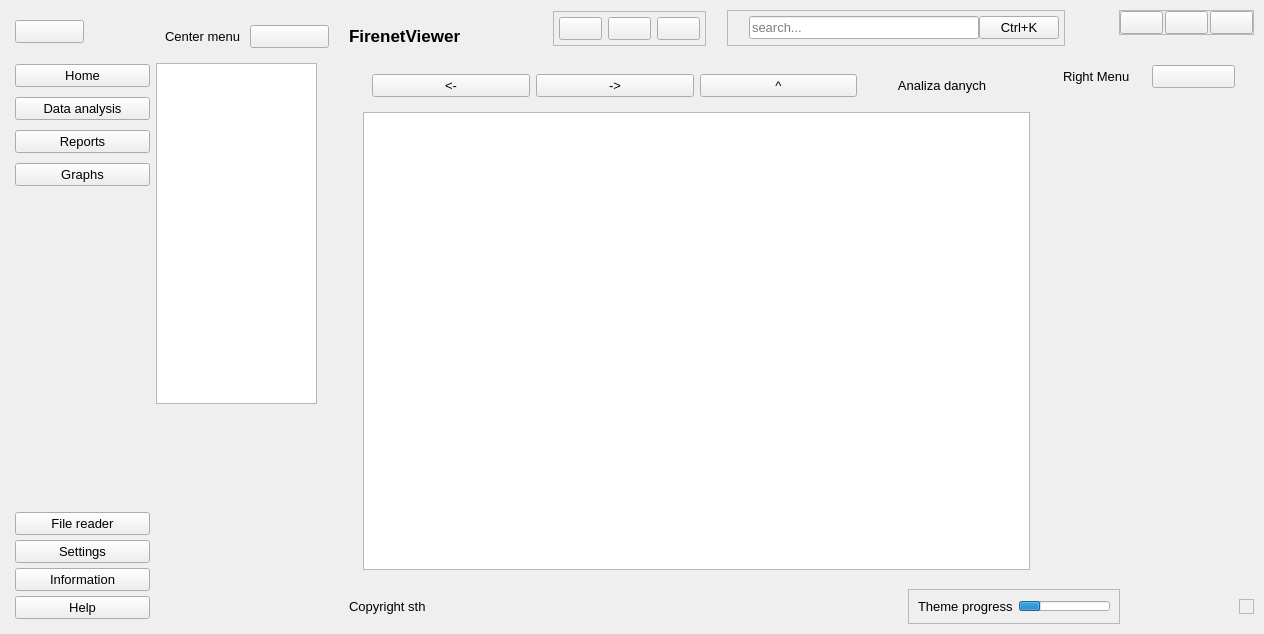
FireNetWCH/FirenetViewer, file generated-files/ui/new_interface.ui: the form before one commit.
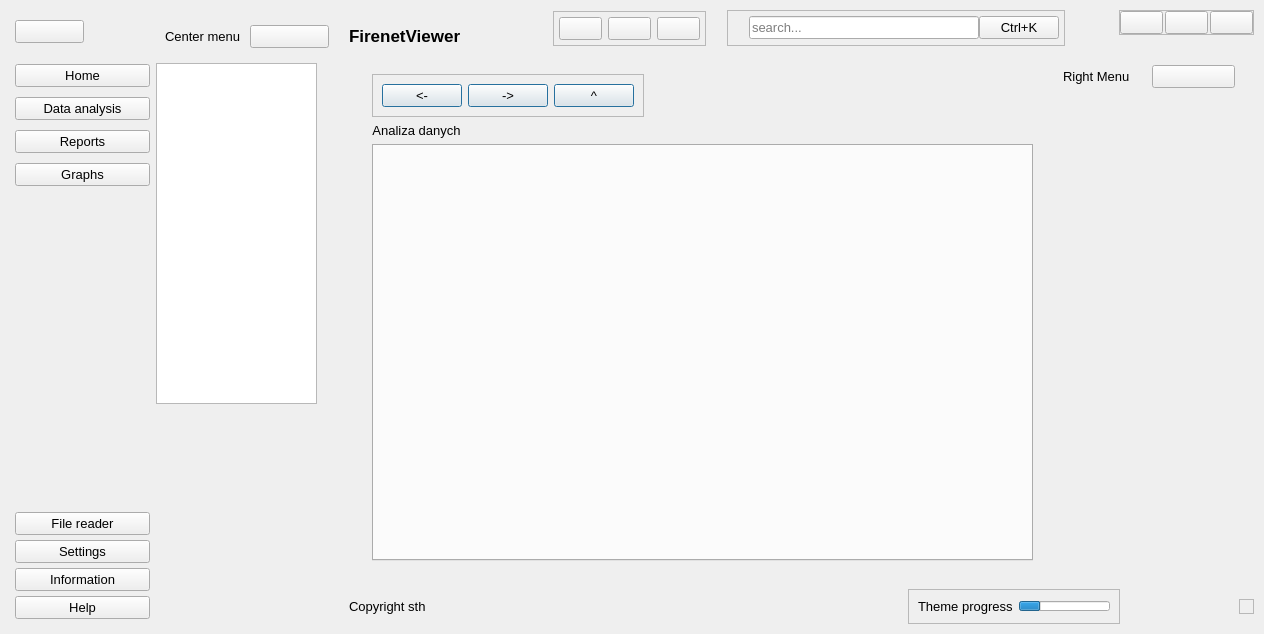
The form after the commit. The open tabs and pages were chosen to show the change. Icons and pictures are not drawn. Custom widgets are drawn as their Qt base class.

What changed in the file:
```diff
--- a/generated-files/ui/new_interface.ui
+++ b/generated-files/ui/new_interface.ui
@@ -932,46 +932,146 @@
                 <layout class="QVBoxLayout" name="verticalLayout_13">
                  <item>
                   <widget class="QFrame" name="function_bar">
+                   <property name="sizePolicy">
+                    <sizepolicy hsizetype="Minimum" vsizetype="Minimum">
+                     <horstretch>0</horstretch>
+                     <verstretch>0</verstretch>
+                    </sizepolicy>
+                   </property>
+                   <property name="minimumSize">
+                    <size>
+                     <width>679</width>
+                     <height>288</height>
+                    </size>
+                   </property>
                    <property name="contextMenuPolicy">
                     <enum>Qt::ContextMenuPolicy::NoContextMenu</enum>
                    </property>
+                   <property name="autoFillBackground">
+                    <bool>true</bool>
+                   </property>
+                   <layout class="QVBoxLayout" name="verticalLayout_20">
+                    <item>
+                     <widget class="QFrame" name="frame_4">
+                      <property name="enabled">
+                       <bool>true</bool>
+                      </property>
+                      <property name="sizePolicy">
+                       <sizepolicy hsizetype="Fixed" vsizetype="Fixed">
+                        <horstretch>0</horstretch>
+                        <verstretch>0</verstretch>
+                       </sizepolicy>
+                      </property>
+                      <property name="frameShape">
+                       <enum>QFrame::Shape::StyledPanel</enum>
+                      </property>
+                      <property name="frameShadow">
+                       <enum>QFrame::Shadow::Raised</enum>
+                      </property>
                    <layout class="QHBoxLayout" name="horizontalLayout_4">
                     <item>
                      <widget class="QPushButton" name="left_btn">
+                         <property name="sizePolicy">
+                          <sizepolicy hsizetype="Fixed" vsizetype="Fixed">
+                           <horstretch>0</horstretch>
+                           <verstretch>0</verstretch>
+                          </sizepolicy>
+                         </property>
                       <property name="text">
                        <string>&lt;-</string>
                       </property>
+                         <property name="autoDefault">
+                          <bool>false</bool>
+                         </property>
+                         <property name="default">
+                          <bool>true</bool>
+                         </property>
+                         <property name="flat">
+                          <bool>false</bool>
+                         </property>
                      </widget>
                     </item>
                     <item>
                      <widget class="QPushButton" name="rigth_btn">
+                         <property name="enabled">
+                          <bool>true</bool>
+                         </property>
+                         <property name="sizePolicy">
+                          <sizepolicy hsizetype="Fixed" vsizetype="Fixed">
+                           <horstretch>0</horstretch>
+                           <verstretch>0</verstretch>
+                          </sizepolicy>
+                         </property>
                       <property name="text">
                        <string>-&gt;</string>
                       </property>
+                         <property name="default">
+                          <bool>true</bool>
+                         </property>
                      </widget>
                     </item>
                     <item>
                      <widget class="QPushButton" name="up_btn">
+                         <property name="sizePolicy">
+                          <sizepolicy hsizetype="Fixed" vsizetype="Fixed">
+                           <horstretch>0</horstretch>
+                           <verstretch>0</verstretch>
+                          </sizepolicy>
+                         </property>
                       <property name="text">
                        <string>^</string>
                       </property>
+                         <property name="autoDefault">
+                          <bool>false</bool>
+                         </property>
+                         <property name="default">
+                          <bool>true</bool>
+                         </property>
+                         <property name="flat">
+                          <bool>false</bool>
+                         </property>
+                        </widget>
+                       </item>
+                      </layout>
                      </widget>
                     </item>
                     <item>
                      <widget class="QLabel" name="label_11">
+                      <property name="sizePolicy">
+                       <sizepolicy hsizetype="Fixed" vsizetype="Fixed">
+                        <horstretch>0</horstretch>
+                        <verstretch>0</verstretch>
+                       </sizepolicy>
+                      </property>
+                      <property name="autoFillBackground">
+                       <bool>false</bool>
+                      </property>
+                      <property name="frameShape">
+                       <enum>QFrame::Shape::NoFrame</enum>
+                      </property>
+                      <property name="frameShadow">
+                       <enum>QFrame::Shadow::Plain</enum>
+                      </property>
                       <property name="text">
                        <string>Analiza danych</string>
                       </property>
                       <property name="alignment">
                        <set>Qt::AlignmentFlag::AlignCenter</set>
                       </property>
-                     </widget>
-                    </item>
-                   </layout>
+                      <property name="wordWrap">
+                       <bool>false</bool>
+                      </property>
                   </widget>
                  </item>
                  <item>
-                  <widget class="QGraphicsView" name="graphicsView_2"/>
+                     <widget class="QTabWidget" name="tabWidget">
+                      <property name="tabsClosable">
+                       <bool>true</bool>
+                      </property>
+                     </widget>
+                    </item>
+                   </layout>
+                  </widget>
                  </item>
                 </layout>
                </widget>
```
Left out of the diff: 6 changed lines with no effect on the pictures. Lines whose indentation alone changed are shown as unchanged.
